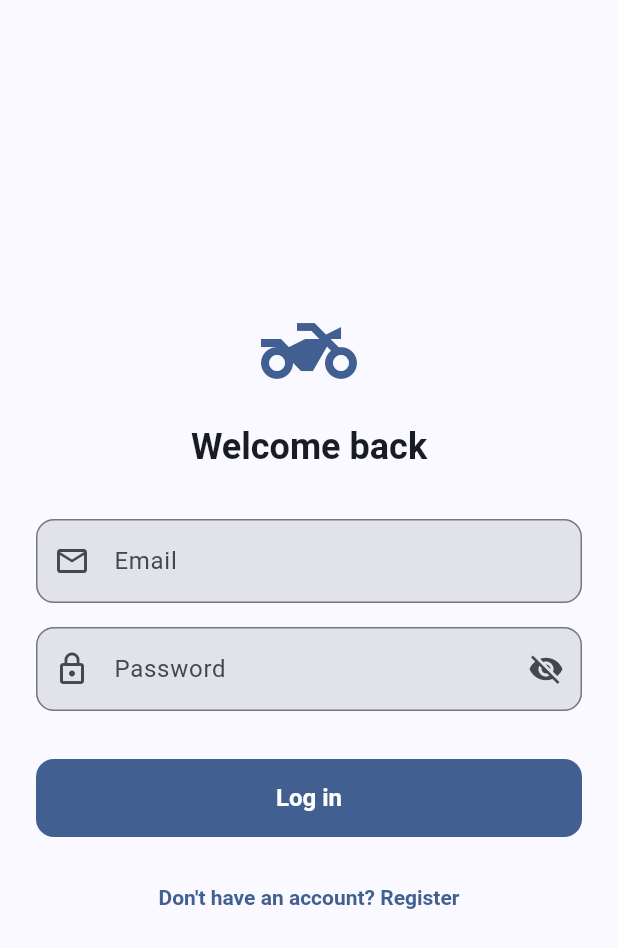
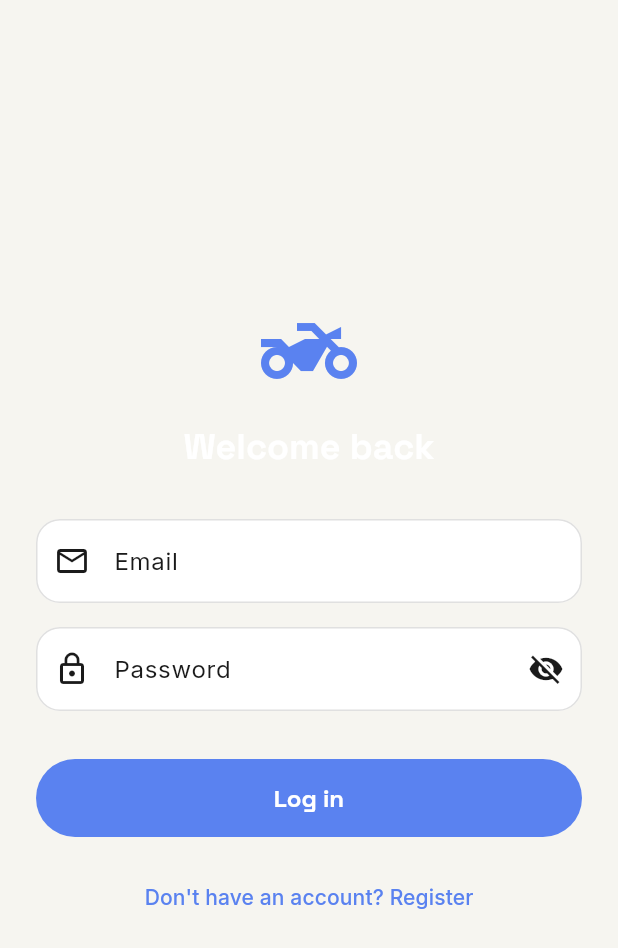
Before and after one commit to nubatay/motocare-log, a Flutter app: the screen it shows after launch, on a phone screen of 412 x 824 dp. Shown: the top 948 px of the screen. Run offline on Flutter 3.47's test engine with Material 3 defaults, Android fonts, the phone set to English and light mode, and no system bars; our stand-ins replace google_fonts, supabase_flutter; accounts and stored records are empty.

Commit message:
add google fonts

```diff
--- a/lib/core/theme/app_theme.dart
+++ b/lib/core/theme/app_theme.dart
@@ -1,14 +1,6 @@
-// lib/core/theme/app_theme.dart
-//
-// Central Material 3 theme for MotoCare Log.
-// Every screen should read colours/styles from Theme.of(context),
-// never hardcode them. Changing the seed colour here re-skins the whole app.
+import 'package:flutter/material.dart';
+import 'package:google_fonts/google_fonts.dart';
 
-import 'package:flutter/material.dart';
-
-/// A small holder for spacing values, so screens never use magic numbers
-/// like `SizedBox(height: 16)` — they use `AppSpacing.md` instead.
-/// If you later decide 16 is too much, you change it in one place.
 class AppSpacing {
   AppSpacing._();
   static const double xs = 4;
@@ -18,154 +10,126 @@ class AppSpacing {
   static const double xl = 32;
 }
 
-/// The single source of truth for visual style.
 class AppTheme {
   AppTheme._();
 
-  /// Seed colour. Material 3 derives the whole palette (primary, surface,
-  /// container colours, etc.) from one hex value. A strong blue reads as
-  /// "tool / utility / motorcycle dashboard" and passes contrast checks
-  /// in both light and dark modes.
-  static const Color seed = Color(0xFF1E5AA8);
+  // Custom Colors from the Style Guide
+  static const Color primaryBlue = Color(0xFF5A82F0);
+  static const Color lightBg = Color(0xFFF6F5F0);
+  static const Color darkBg = Color(0xFF121212);
+  static const Color darkSurface = Color(0xFF1E1E1E);
 
-  // -----------------------------------------------------------------
-  // Light theme
-  // -----------------------------------------------------------------
   static ThemeData get light {
-    final scheme = ColorScheme.fromSeed(
-      seedColor: seed,
+    final base = ThemeData(
+      useMaterial3: true,
       brightness: Brightness.light,
+      scaffoldBackgroundColor: lightBg,
+      colorScheme: const ColorScheme.light(
+        primary: primaryBlue,
+        surface: Colors.white,
+        onSurface: Color(0xFF1A1A1A),
+        error: Color(0xFFD32F2F),
+      ),
     );
-    return _base(scheme);
+    return _buildTheme(base);
   }
 
-  // -----------------------------------------------------------------
-  // Dark theme
-  // -----------------------------------------------------------------
   static ThemeData get dark {
-    final scheme = ColorScheme.fromSeed(
-      seedColor: seed,
+    final base = ThemeData(
+      useMaterial3: true,
       brightness: Brightness.dark,
+      scaffoldBackgroundColor: darkBg,
+      colorScheme: const ColorScheme.dark(
+        primary: primaryBlue,
+        surface: darkSurface,
+        onSurface: Color(0xFFF5F5F5),
+        error: Color(0xFFE57373),
+      ),
     );
-    return _base(scheme);
+    return _buildTheme(base);
   }
 
-  // -----------------------------------------------------------------
-  // Shared pieces used by BOTH light and dark.
-  // This is the "template" that both themes call. If you want to change
-  // how every button looks, change it here — once.
-  // -----------------------------------------------------------------
-  static ThemeData _base(ColorScheme scheme) {
-    return ThemeData(
-      useMaterial3: true,
-      colorScheme: scheme,
+  static ThemeData _buildTheme(ThemeData base) {
+    final isDark = base.brightness == Brightness.dark;
 
-      // AppBar: flat (no shadow), transparent background so it blends
-      // with the page, centred title in most Material 3 samples.
+    // Typography: Space Grotesk for headers, Inter for body
+    final textTheme = base.textTheme
+      .apply(fontFamily: GoogleFonts.inter().fontFamily)
+      .copyWith(
+      displayLarge: GoogleFonts.spaceGrotesk(fontWeight: FontWeight.bold),
+      displayMedium: GoogleFonts.spaceGrotesk(fontWeight: FontWeight.bold),
+      displaySmall: GoogleFonts.spaceGrotesk(fontWeight: FontWeight.bold),
+      headlineLarge: GoogleFonts.spaceGrotesk(fontWeight: FontWeight.bold),
+      headlineMedium: GoogleFonts.spaceGrotesk(fontWeight: FontWeight.bold),
+      headlineSmall: GoogleFonts.spaceGrotesk(fontWeight: FontWeight.bold),
+      titleLarge: GoogleFonts.spaceGrotesk(fontWeight: FontWeight.bold),
+      titleMedium: GoogleFonts.spaceGrotesk(fontWeight: FontWeight.w600),
+    );
+
+    return base.copyWith(
+      textTheme: textTheme,
       appBarTheme: AppBarTheme(
-        backgroundColor: scheme.surface,
-        foregroundColor: scheme.onSurface,
+        backgroundColor: isDark ? darkBg : lightBg,
+        foregroundColor: isDark ? Colors.white : Colors.black,
         elevation: 0,
-        scrolledUnderElevation: 1,
         centerTitle: false,
+        titleTextStyle: textTheme.titleLarge?.copyWith(fontSize: 22),
       ),
 
-      // ---- Text fields ----
-      // OutlineBorder by default, filled for readability, rounded corners.
-      // `errorMaxLines: 2` gives validator messages room to wrap on phones.
-      inputDecorationTheme: InputDecorationTheme(
-        filled: true,
-        fillColor: scheme.surfaceContainerHighest,
-        border: OutlineInputBorder(
-          borderRadius: BorderRadius.circular(12),
-          borderSide: BorderSide(color: scheme.outline),
-        ),
-        enabledBorder: OutlineInputBorder(
-          borderRadius: BorderRadius.circular(12),
-          borderSide: BorderSide(color: scheme.outline),
-        ),
-        focusedBorder: OutlineInputBorder(
-          borderRadius: BorderRadius.circular(12),
-          borderSide: BorderSide(color: scheme.primary, width: 2),
-        ),
-        errorBorder: OutlineInputBorder(
-          borderRadius: BorderRadius.circular(12),
-          borderSide: BorderSide(color: scheme.error),
-        ),
-        focusedErrorBorder: OutlineInputBorder(
-          borderRadius: BorderRadius.circular(12),
-          borderSide: BorderSide(color: scheme.error, width: 2),
-        ),
-        contentPadding: const EdgeInsets.symmetric(
-          horizontal: AppSpacing.md,
-          vertical: AppSpacing.md,
-        ),
-        errorMaxLines: 2,
-      ),
-
-      // ---- Buttons ----
-      // FilledButton = primary action ("Log in", "Save"). Consistent height
-      // across the whole app avoids "buttons of different sizes" mistakes.
+      // Pill-shaped buttons
       filledButtonTheme: FilledButtonThemeData(
         style: FilledButton.styleFrom(
           minimumSize: const Size.fromHeight(52),
-          textStyle: const TextStyle(fontSize: 16, fontWeight: FontWeight.w600),
-          shape: RoundedRectangleBorder(
-            borderRadius: BorderRadius.circular(12),
-          ),
+          shape: const StadiumBorder(), // Fully rounded
+          textStyle: GoogleFonts.spaceGrotesk(fontWeight: FontWeight.bold, fontSize: 16),
+        ),
+      ),
+      outlinedButtonTheme: OutlinedButtonThemeData(
+        style: OutlinedButton.styleFrom(
+          minimumSize: const Size.fromHeight(52),
+          shape: const StadiumBorder(),
+          side: BorderSide(color: isDark ? Colors.grey.shade700 : Colors.grey.shade400),
+          textStyle: GoogleFonts.spaceGrotesk(fontWeight: FontWeight.w600),
         ),
       ),
 
-      // TextButton = secondary actions ("Register instead", "Forgot?").
-      textButtonTheme: TextButtonThemeData(
-        style: TextButton.styleFrom(
-          textStyle: const TextStyle(fontWeight: FontWeight.w600),
+      // Rounded Input Fields
+      inputDecorationTheme: InputDecorationTheme(
+        filled: true,
+        fillColor: isDark ? darkSurface : Colors.white,
+        contentPadding: const EdgeInsets.symmetric(horizontal: 20, vertical: 16),
+        border: OutlineInputBorder(
+          borderRadius: BorderRadius.circular(16),
+          borderSide: BorderSide(color: isDark ? Colors.grey.shade800 : Colors.grey.shade300),
+        ),
+        enabledBorder: OutlineInputBorder(
+          borderRadius: BorderRadius.circular(16),
+          borderSide: BorderSide(color: isDark ? Colors.grey.shade800 : Colors.grey.shade300),
+        ),
+        focusedBorder: OutlineInputBorder(
+          borderRadius: BorderRadius.circular(16),
+          borderSide: const BorderSide(color: primaryBlue, width: 2),
+        ),
+        errorBorder: OutlineInputBorder(
+          borderRadius: BorderRadius.circular(16),
+          borderSide: BorderSide(color: base.colorScheme.error),
+        ),
+        focusedErrorBorder: OutlineInputBorder(
+          borderRadius: BorderRadius.circular(16),
+          borderSide: BorderSide(color: base.colorScheme.error, width: 2),
         ),
       ),
 
-      // OutlinedButton = tertiary actions ("Archive", "Cancel").
-      outlinedButtonTheme: OutlinedButtonThemeData(
-        style: OutlinedButton.styleFrom(
-          shape: RoundedRectangleBorder(
-            borderRadius: BorderRadius.circular(12),
-          ),
-        ),
-      ),
-
-      // ---- Cards ----
-      // Used on "My motorcycles" later. Subtle elevation, rounded corners.
+      // Rounded Cards
       cardTheme: CardThemeData(
-        elevation: 0,
-        color: scheme.surfaceContainerLow,
+        elevation: isDark ? 0 : 2,
+        color: isDark ? darkSurface : Colors.white,
+        shadowColor: Colors.black.withValues(alpha: 0.05),
         shape: RoundedRectangleBorder(
-          borderRadius: BorderRadius.circular(16),
+          borderRadius: BorderRadius.circular(20),
         ),
         margin: EdgeInsets.zero,
       ),
-
-      // ---- Snack bars ----
-      // `behavior: floating` lifts the snack bar slightly off the bottom;
-      // nicer than the default flush-to-bottom look on phones.
-      snackBarTheme: SnackBarThemeData(
-        behavior: SnackBarBehavior.floating,
-        shape: RoundedRectangleBorder(
-          borderRadius: BorderRadius.circular(12),
-        ),
-      ),
-
-      // ---- Text scale ----
-      // Material 3 default `bodyMedium` is a good base; we only tune headers.
-      textTheme: const TextTheme(
-        headlineSmall: TextStyle(fontWeight: FontWeight.w700),
-        titleLarge: TextStyle(fontWeight: FontWeight.w700),
-        bodyMedium: TextStyle(fontSize: 15),
-      ),
-
-      // ---- Focus ----
-      // A visible focus outline helps keyboard users (accessibility) and
-      // screen-reader users. It also happens to be visible in screenshots
-      // for your documentation.
-      focusColor: scheme.primary.withValues(alpha: 0.24),
     );
   }
 }
--- a/pubspec.yaml
+++ b/pubspec.yaml
@@ -37,6 +37,7 @@ dependencies:
   supabase_flutter: ^2.18.3
   provider: ^6.1.5+1
   intl: ^0.20.3
+  google_fonts: ^9.0.0
 
 dev_dependencies:
   flutter_test:
```
Also changed, not shown: lib/features/dashboard/presentation/dashboard_screen.dart (+37 -32 lines), lib/features/reminders/presentation/reminders_screen.dart (+19 -10 lines), lib/features/services/presentation/service_screen.dart (+14 -24 lines), pubspec.lock.
